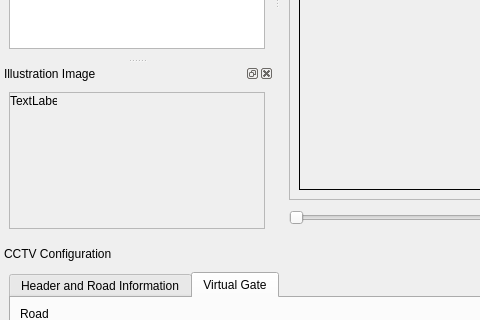
Qt form LabelTool2.ui (b875102/LabelTool) before a commit; both pictures show x 0 to 480 and y 261 to 581 of the 1252 by 852 pixel window.
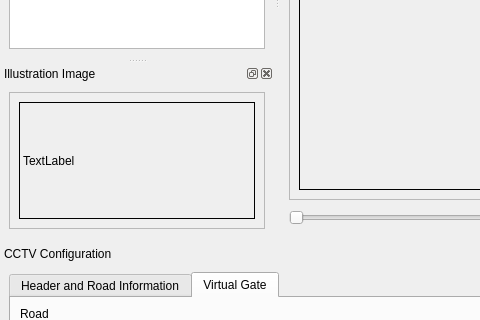
The same form after that commit. The open tabs and pages were chosen to show the change.

Commit message: Interaction between label and cctv config

Diff of the .ui file:
```diff
--- a/LabelTool2.ui
+++ b/LabelTool2.ui
@@ -215,10 +215,8 @@
     <number>1</number>
    </attribute>
    <widget class="QWidget" name="dockWidgetContents_4">
-    <layout class="QGridLayout" name="gridLayout_5">
+    <layout class="QGridLayout" name="gridLayout_10">
      <item row="0" column="0">
-      <layout class="QVBoxLayout" name="verticalLayout_4">
-       <item>
         <widget class="QScrollArea" name="scrollArea_2">
          <property name="widgetResizable">
           <bool>true</bool>
@@ -229,24 +227,12 @@
             <x>0</x>
             <y>0</y>
             <width>254</width>
-            <height>145</height>
-           </rect>
-          </property>
-          <property name="sizePolicy">
-           <sizepolicy hsizetype="Expanding" vsizetype="Expanding">
-            <horstretch>0</horstretch>
-            <verstretch>0</verstretch>
-           </sizepolicy>
-          </property>
+          <height>130</height>
+         </rect>
+        </property>
+        <layout class="QGridLayout" name="gridLayout_5">
+         <item row="0" column="0">
           <widget class="QLabel" name="lblIllustrationImage">
-           <property name="geometry">
-            <rect>
-             <x>0</x>
-             <y>0</y>
-             <width>47</width>
-             <height>16</height>
-            </rect>
-           </property>
            <property name="sizePolicy">
             <sizepolicy hsizetype="Expanding" vsizetype="Expanding">
              <horstretch>0</horstretch>
@@ -254,16 +240,16 @@
             </sizepolicy>
            </property>
            <property name="frameShape">
-            <enum>QFrame::NoFrame</enum>
+            <enum>QFrame::Box</enum>
            </property>
            <property name="text">
             <string>TextLabel</string>
            </property>
           </widget>
-         </widget>
-        </widget>
-       </item>
-      </layout>
+         </item>
+        </layout>
+       </widget>
+      </widget>
      </item>
     </layout>
    </widget>
```
Left out of the diff: 39 changed lines with no effect on the pictures. Lines whose indentation alone changed are shown as unchanged. The commit also changes 5 other files.
